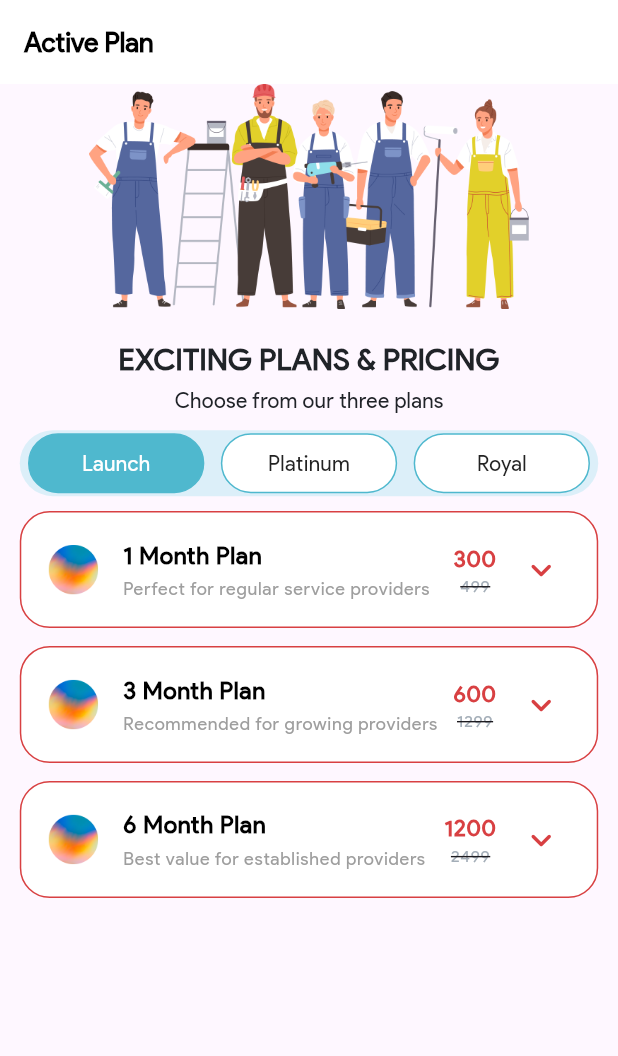
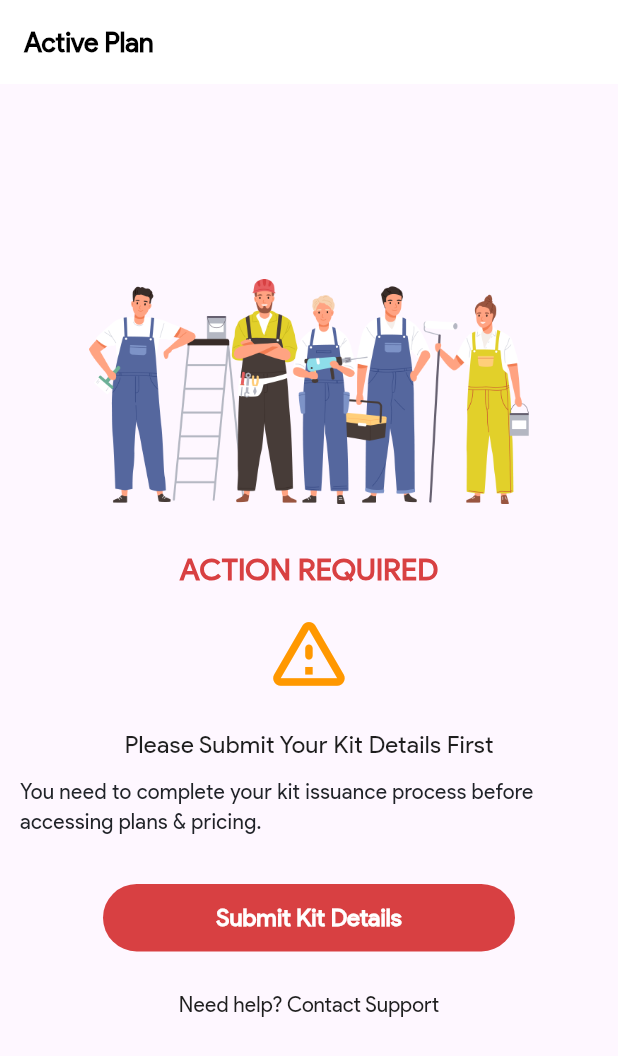
Before and after one commit to kajumac07/skillzVilla2025, a Flutter app: the PlansScreen screen opened directly, on a phone screen of 412 x 824 dp. Shown: the top 1056 px of the screen. Run offline on Flutter 3.47's test engine with Material 3 defaults, Android fonts, the phone set to English and light mode, and no system bars; our stand-ins replace cached_network_image, cloud_firestore, device_preview, firebase_auth, firebase_core, firebase_storage and 7 more; missing offline and left inert: razorpay_flutter; accounts and stored records are empty.

Commit message:
77. Create UserController to check kitIssued or not

```diff
--- a/customer_app/lib/app/global/controller/auth_controller.dart
+++ b/customer_app/lib/app/global/controller/auth_controller.dart
@@ -2,7 +2,6 @@ import 'package:customer_app/app/core/constants/consts.dart';
 import 'package:customer_app/app/core/utils/toasts_msg.dart';
 import 'package:customer_app/app/global/models/bank_details_model.dart';
 import 'package:customer_app/app/global/models/plan_details_model.dart';
-import 'package:customer_app/app/global/models/plan_model.dart';
 import 'package:customer_app/app/global/services/db_service.dart';
 import 'package:customer_app/app/global/widgets/circular_button.dart';
 import 'package:customer_app/app/screens/providerSide/kyc/kyc_screen.dart';
@@ -166,6 +165,7 @@ class AuthController extends GetxController {
           lastPaymentId: "",
           jobsCompleted: 0,
           totalEarning: 0,
+          isKitIssued: false,
           paymentHistory: [],
         ),
       );
--- a/customer_app/lib/app/global/controller/profile_controller.dart
+++ b/customer_app/lib/app/global/controller/profile_controller.dart
@@ -156,6 +156,7 @@ class ProfileController extends GetxController {
           paymentHistory: [],
           jobsCompleted: userModel!.jobsCompleted,
           totalEarning: userModel!.totalEarning,
+          isKitIssued: userModel!.isKitIssued,
           createdAt: userModel!.createdAt,
           updatedAt: Timestamp.now(),
         );
@@ -313,6 +314,7 @@ class ProfileController extends GetxController {
           paymentHistory: [],
           jobsCompleted: userModel!.jobsCompleted,
           totalEarning: userModel!.totalEarning,
+          isKitIssued: userModel!.isKitIssued,
           createdAt: userModel!.createdAt,
           updatedAt: Timestamp.now(),
         );
--- a/customer_app/lib/app/global/models/user_model.dart
+++ b/customer_app/lib/app/global/models/user_model.dart
@@ -27,6 +27,8 @@ class UserModel {
   final num jobsCompleted;
   final num totalEarning;
 
+  final bool isKitIssued;
+
   final Timestamp createdAt;
   final Timestamp updatedAt;
 
@@ -52,6 +54,7 @@ class UserModel {
     required this.paymentHistory,
     required this.jobsCompleted,
     required this.totalEarning,
+    required this.isKitIssued,
     required this.createdAt,
     required this.updatedAt,
   });
@@ -79,6 +82,7 @@ class UserModel {
       "paymentHistory": paymentHistory,
       "jobsCompleted": jobsCompleted,
       "totalEarning": totalEarning,
+      "isKitIssued": isKitIssued,
       "createdAt": createdAt,
       "updatedAt": updatedAt,
     };
@@ -111,6 +115,7 @@ class UserModel {
           : [],
       jobsCompleted: map["jobsCompleted"] ?? 0,
       totalEarning: map["totalEarning"] ?? 0,
+      isKitIssued: map["isKitIssued"] ?? false,
       createdAt: map["createdAt"] ?? Timestamp.now(),
       updatedAt: map["updatedAt"] ?? Timestamp.now(),
     );
--- a/customer_app/lib/app/screens/providerSide/providerPlans/plans_screen.dart
+++ b/customer_app/lib/app/screens/providerSide/providerPlans/plans_screen.dart
@@ -1,12 +1,18 @@
+import 'package:cloud_firestore/cloud_firestore.dart';
 import 'package:customer_app/app/core/constants/consts.dart';
 import 'package:customer_app/app/core/utils/appStyles.dart';
 import 'package:customer_app/app/core/values/app_images.dart';
+import 'package:customer_app/app/global/controller/user_controller.dart';
 import 'package:customer_app/app/global/models/plan_model.dart';
 import 'package:customer_app/app/global/services/payment_service.dart';
 import 'package:customer_app/app/global/widgets/circular_button.dart';
 import 'package:customer_app/app/global/widgets/custom_text.dart';
+import 'package:customer_app/app/screens/providerSide/kitSelection/kit_selection_screen.dart';
+import 'package:firebase_core/firebase_core.dart';
 import 'package:flutter/material.dart';
 import 'package:flutter_screenutil/flutter_screenutil.dart';
+import 'package:get/get.dart';
+import 'package:get/get_state_manager/get_state_manager.dart';
 
 class _PlanCardHeader extends StatelessWidget {
   final Plan plan;
@@ -187,7 +193,91 @@ class _PlansScreenState extends State<PlansScreen> {
           fontWeight: FontWeight.w600,
         ),
       ),
-      body: Container(
+      body: GetBuilder<UserController>(
+        builder: (controller) {
+          if (controller.isLoading) {
+            return Center(
+              child: CircularProgressIndicator(backgroundColor: kPrimary),
+            );
+          }
+          if (!controller.isKitIssued) {
+            return _buildKitSubmissionRequired(screenWidth);
+          }
+          return _buildPricingSection(screenWidth, paymentService);
+        },
+      ),
+    );
+  }
+
+  //====================== kit submission required section ======================
+  Widget _buildKitSubmissionRequired(screenWidth) {
+    return Container(
+      padding: EdgeInsets.symmetric(horizontal: 12.w),
+      child: Column(
+        mainAxisAlignment: MainAxisAlignment.center,
+        children: [
+          Image.asset(
+            Appimages.plansPricing,
+            height: 150.h,
+            width: screenWidth,
+          ),
+          SizedBox(height: 30.h),
+          CustomText(
+            label: "ACTION REQUIRED",
+            size: 20.sp,
+            fontWeight: FontWeight.bold,
+            color: kPrimary,
+          ),
+          SizedBox(height: 10.h),
+          Icon(Icons.warning_amber_rounded, color: Colors.orange, size: 60.sp),
+          SizedBox(height: 20.h),
+          CustomText(
+            label: "Please Submit Your Kit Details First",
+            size: 16.sp,
+            color: kDark,
+            fontWeight: FontWeight.w500,
+          ),
+          SizedBox(height: 10.h),
+          CustomText(
+            label:
+                "You need to complete your kit issuance process before accessing plans & pricing.",
+            size: 14.sp,
+            color: kGrey300,
+            fontWeight: FontWeight.w300,
+          ),
+          SizedBox(height: 30.h),
+          CircularButton(
+            buttonColor: kPrimary,
+            buttonText: "Submit Kit Details",
+            onPressed: () {
+              Get.to(() => KitSelectionScreen());
+            },
+            height: 45.h,
+            width: 250.w,
+          ),
+          SizedBox(height: 10.h),
+          TextButton(
+            onPressed: () {
+              // Contact support
+            },
+            child: CustomText(
+              label: "Need help? Contact Support",
+              size: 14.sp,
+              color: kGrey400,
+              fontWeight: FontWeight.w400,
+            ),
+          ),
+        ],
+      ),
+    );
+  }
+
+  //====================== pricing and plans section ======================
+  Widget _buildPricingSection(
+    double screenWidth,
+    PaymentService paymentService,
+  ) {
+    return Container(
       padding: EdgeInsets.symmetric(horizontal: 12.w),
       child: Column(
         crossAxisAlignment: CrossAxisAlignment.center,
@@ -248,9 +338,7 @@ class _PlansScreenState extends State<PlansScreen> {
                             style: TextStyle(
                               fontSize: 14.sp,
                               fontWeight: FontWeight.w500,
-                                color: isSelected
-                                    ? Colors.white
-                                    : Colors.black87,
+                              color: isSelected ? Colors.white : Colors.black87,
                             ),
                           ),
                         ],
@@ -357,15 +445,7 @@ class _PlansScreenState extends State<PlansScreen> {
           ),
 
           SizedBox(height: 10.h),
-
-            // Explore kit selection (commented out)
-            // CircularButton(
-            //   buttonColor: kPrimary,
-            //   buttonText: "Kit Selection",
-            //   onPressed: () => Get.to(() => KitSelectionScreen()),
-            // ),
         ],
-        ),
       ),
     );
   }
--- a/customer_app/lib/main.dart
+++ b/customer_app/lib/main.dart
@@ -2,6 +2,7 @@ import 'package:customer_app/app/core/constants/consts.dart';
 import 'package:customer_app/app/global/controller/auth_controller.dart';
 import 'package:customer_app/app/global/controller/kyc_controller.dart';
 import 'package:customer_app/app/global/controller/profile_controller.dart';
+import 'package:customer_app/app/global/controller/user_controller.dart';
 import 'package:customer_app/app/screens/splash/splash_screen.dart';
 import 'package:customer_app/root_screen.dart';
 import 'package:device_preview/device_preview.dart';
@@ -18,6 +19,7 @@ void main() async {
   Get.put(AuthController());
   Get.put(KycController());
   Get.put(ProfileController());
+  Get.put(UserController());
   runApp(DevicePreview(enabled: false, builder: (context) => const MyApp()));
 }
 
```
Also changed, not shown: customer_app/lib/app/global/controller/user_controller.dart (added, +52 -0 lines). Lines whose indentation alone changed are shown as unchanged.
